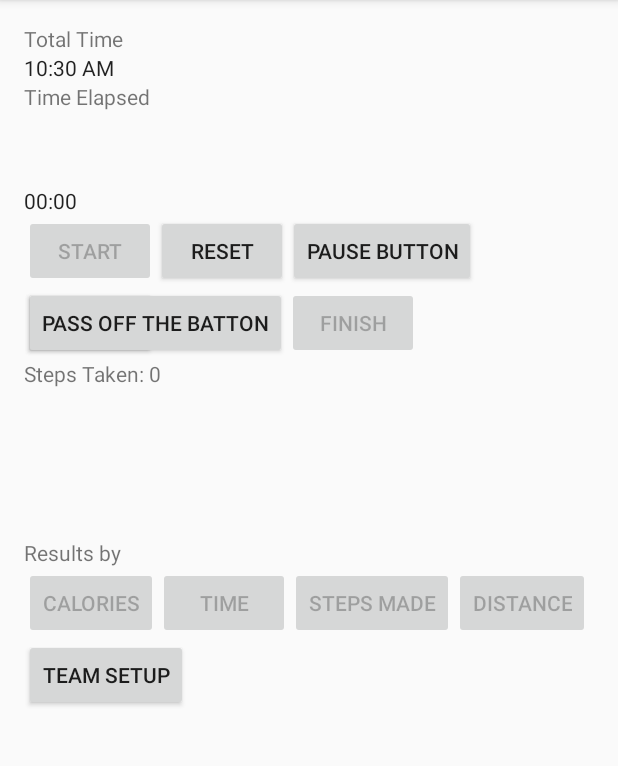
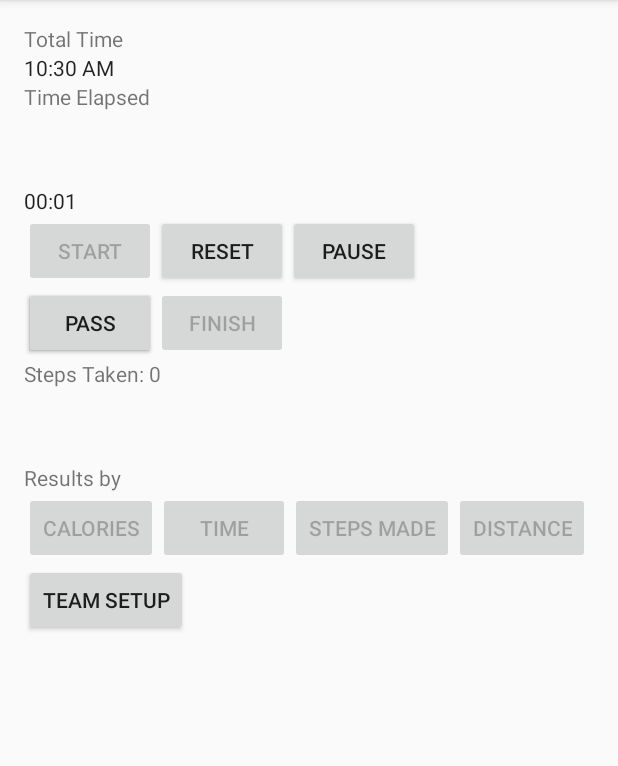
Before and after one commit to SuperBigL/AndroidFinalProject1, an Android app: the FinalProjectActivity screen opened directly, with no data from a screen before it, after a tap on "START", on a phone screen of 412 x 824 dp, the part 84-850 px from its top. Run offline under Robolectric (Android 15) with nearby library versions, the phone set to English and light mode, and no system bars.

Commit message:
Amended the App so that now it has its basic functions

```diff
--- a/app/src/main/java/leban/nait/ca/finalproject/FinalProjectActivity.java
+++ b/app/src/main/java/leban/nait/ca/finalproject/FinalProjectActivity.java
@@ -41,8 +41,9 @@ public class FinalProjectActivity extends AppCompatActivity implements View.OnCl
     ArrayList laps = new ArrayList();
     ListView lap;
     double steps;
-    Team team = new Team();
-    int lapsCount, stepCount;
+    Team team;
+    int lapsCount = 1, stepCount;
+    long timeStart = SystemClock.elapsedRealtime();
 
 
     @Override
@@ -55,6 +56,7 @@ public class FinalProjectActivity extends AppCompatActivity implements View.OnCl
         sensorDetector = sManager.getDefaultSensor(Sensor.TYPE_STEP_DETECTOR);
         motion = sManager.getDefaultSensor(Sensor.TYPE_ACCELEROMETER);
         sManager.registerListener(this, motion, SensorManager.SENSOR_DELAY_FASTEST);
+        chrono = (Chronometer) findViewById(R.id.chrono);
         clock = (TextClock) findViewById(R.id.currenttime);
         startButton = (Button) findViewById(R.id.startbutton);
         passButton = (Button) findViewById(R.id.passoff);
@@ -78,6 +80,8 @@ public class FinalProjectActivity extends AppCompatActivity implements View.OnCl
         stopButton.setEnabled(false);
         pauseButton.setEnabled(false);
         passButton.setEnabled(false);
+        team = (Team) getIntent().getSerializableExtra("team");
+
 
 
 
@@ -148,6 +152,8 @@ public class FinalProjectActivity extends AppCompatActivity implements View.OnCl
     @Override
     protected void onStop() {
         super.onStop();
+        sManager.unregisterListener(this, sensorCount);
+        sManager.unregisterListener(this, sensorDetector);
 
     }
 
@@ -156,15 +162,19 @@ public class FinalProjectActivity extends AppCompatActivity implements View.OnCl
     {
         switch (v.getId()) {
             case R.id.startbutton: {
+
+                if (!running) {
+
+                    chrono.setBase(SystemClock.elapsedRealtime());
+                    chrono.start();
+                }
                 running = true;
                 startButton.setEnabled(false);
                 stopButton.setEnabled(true);
                 pauseButton.setEnabled(true);
                 passButton.setEnabled(true);
-                if (running) {
-                    chrono.setBase(SystemClock.elapsedRealtime());
-                }
-                chrono.start();
+
+
                 break;
             }
 
@@ -191,8 +201,8 @@ public class FinalProjectActivity extends AppCompatActivity implements View.OnCl
             case R.id.passoff: {
                 chrono.stop();
                 double timeElapsed = SystemClock.elapsedRealtime() - chrono.getBase();
+                team.setRunnerTime(lapsCount, timeElapsed);
                 team.getRunnerName(lapsCount);
-                team.setRunnerTime(lapsCount, timeElapsed);
                 String lapInfo = team.getRunnerName(lapsCount) + ": " + String.valueOf(team.getRunnerTime(lapsCount));
                 laps.add(lapInfo);
                 stepsTaken.setText("0");
@@ -225,6 +235,7 @@ public class FinalProjectActivity extends AppCompatActivity implements View.OnCl
                 team.setRunnerTime(lapsCount, timeElapsed);
                 chrono.setText("00:00");
                 finished = true;
+                stepsTaken.setText(0);
                 startButton.setEnabled(true);
                 stopButton.setEnabled(false);
                 pauseButton.setEnabled(false);
@@ -290,8 +301,11 @@ public class FinalProjectActivity extends AppCompatActivity implements View.OnCl
 
     @Override
     public void onSensorChanged(SensorEvent event) {
+        Sensor sensor = event.sensor;
+
         if (running) {
-            stepsTaken.setText(stepCount);
+            String textStep = String.valueOf(stepCount);
+            stepsTaken.setText(textStep);
             stepCount++;
         }
 
--- a/app/src/main/java/leban/nait/ca/finalproject/Runner.java
+++ b/app/src/main/java/leban/nait/ca/finalproject/Runner.java
@@ -1,9 +1,11 @@
 package leban.nait.ca.finalproject;
+
+import java.io.Serializable;
 
 /**
  * Created by Owner on 2016-04-15.
  */
-public class Runner {
+public class Runner implements Serializable {
 
 
     private int runnerNumber;
@@ -32,7 +34,7 @@ public class Runner {
         if (runnerName == null) {
             runnerName = null;
             runnerNumber = 0;
-            runnerTime = 00;
+            runnerTime = 0;
         }
 
 
--- a/app/src/main/java/leban/nait/ca/finalproject/Team.java
+++ b/app/src/main/java/leban/nait/ca/finalproject/Team.java
@@ -1,15 +1,17 @@
 package leban.nait.ca.finalproject;
+
+import java.io.Serializable;
 
 /**
  * Created by Owner on 2016-04-15.
  */
-public class Team {
+public class Team implements Serializable {
 
 
-    int teamSize = 2;
+    int teamSize = 0;
     static final int MAXTEAM = 5;
 
-    public Runner[] runners = new Runner[teamSize];
+    public Runner[] runners = new Runner[MAXTEAM];
 
 
     public int getTeamSize() {
@@ -18,8 +20,8 @@ public class Team {
 
     public void addRunner(Runner runner) throws Exception {
         if (teamSize < MAXTEAM) {
+            runners[teamSize] = runner;
             teamSize++;
-            runners[teamSize - 1] = runner;
         } else {
             throw new Exception("No more runners! This team is full!");
         }
@@ -49,5 +51,10 @@ public class Team {
         runners[number].setRunnerSteps(steps);
     }
 
+    //public Team insertPlayers()
+    //{
+
+    //}
+
 
 }
--- a/app/src/main/res/layout/content_final_project.xml
+++ b/app/src/main/res/layout/content_final_project.xml
@@ -73,7 +73,7 @@
         android:layout_width="wrap_content"
         android:layout_height="wrap_content"
         android:id="@+id/pausebutton"
-        android:text="Pause Button"
+        android:text="Pause"
         android:layout_toRightOf="@id/resetbutton"
         android:onClick="onClick"
         android:layout_below="@id/chrono" />
@@ -82,7 +82,7 @@
         android:layout_width="wrap_content"
         android:layout_height="wrap_content"
         android:id="@+id/passoff"
-        android:text="Pass off the Batton"
+        android:text="Pass"
         android:layout_below="@id/startbutton"
         android:onClick="onClick" />
 
@@ -117,7 +117,7 @@
         android:layout_below="@id/countlabel"
         android:id="@+id/resultstext"
         android:textAlignment="gravity"
-        android:paddingTop="100dp" />
+        android:paddingTop="50dp" />
 
 
     <Button
```
Also changed, not shown: app/src/main/java/leban/nait/ca/finalproject/RegisterPlayersActivity.java (+16 -0 lines).
